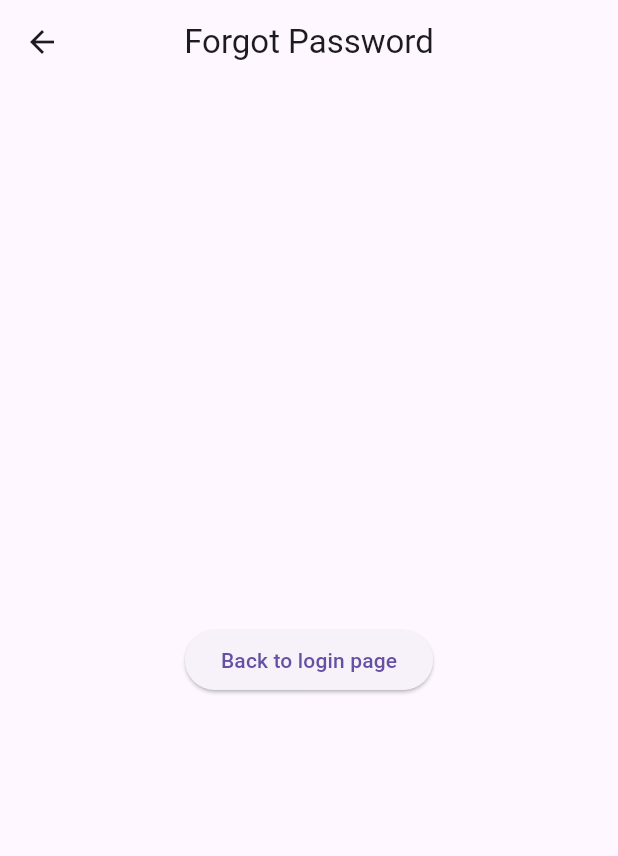
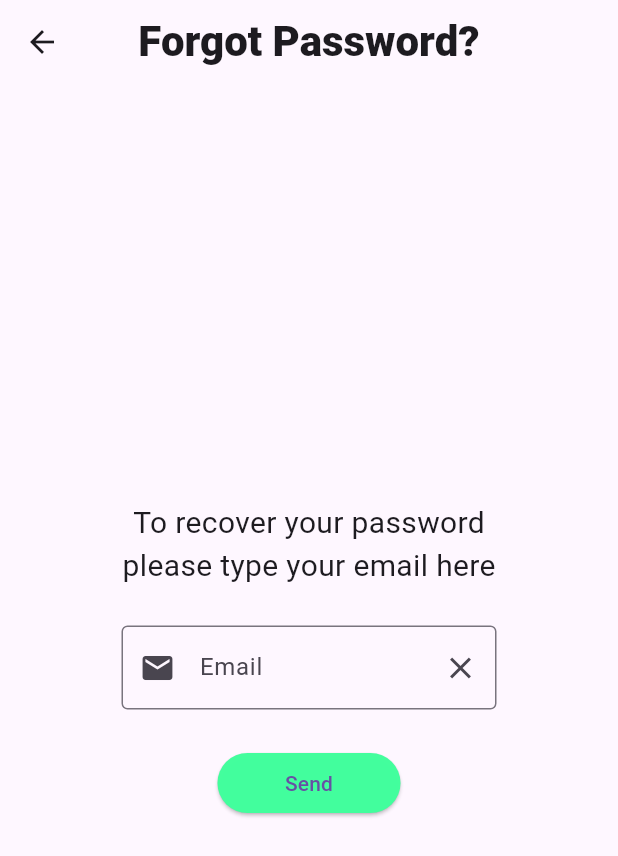
Before and after one commit to ComputacaoMovel2024/tp-c_dingo, a Flutter app: the screen it shows after launch, after a tap on "Forgot your password?", on a phone screen of 412 x 824 dp. Shown: the top 856 px of the screen. Run offline on Flutter 3.47's test engine with Material 3 defaults, Android fonts, the phone set to English and light mode, and no system bars.

Commit message:
Ecrã de recuperação de password adicionado
Algumas mudanças na interface geral, e algumas melhorias no código

```diff
--- a/dingo/lib/login_screen.dart
+++ b/dingo/lib/login_screen.dart
@@ -1,8 +1,15 @@
 import 'package:flutter/material.dart';
 import 'password_recovery_screen.dart';
+import 'main_screen_placeholder.dart';
 
 class LoginScreen extends StatelessWidget {
   const LoginScreen({super.key});
+
+  void onLoginTap(context) {
+    Navigator.push(
+      context, MaterialPageRoute(builder: (context) => const MainScreenPlaceholder()),
+    );
+  }
 
   @override
   Widget build(BuildContext context) {
@@ -32,14 +39,62 @@ class LoginScreen extends StatelessWidget {
             const SizedBox(height: 35),
             const Text('Introduce your username', style: TextStyle(fontSize: 20)),
             const SizedBox(height: 5),
-            const CustomTextField(placeholderText: 'Username', isObscure: false,),
-            const SizedBox(height: 35),
+            const CustomTextField(placeholderText: 'Username', isObscure: false, customPrefixIcon: Icon(Icons.person),),
+            const SizedBox(height: 20),
             const Text('Introduce your password', style: TextStyle(fontSize: 20)),
             const SizedBox(height: 5),
-            const CustomTextField(placeholderText: 'Password', isObscure: true,),
-            const SizedBox(height: 35),
+            const CustomTextField(placeholderText: 'Password', isObscure: true, customPrefixIcon: Icon(Icons.key),),
+            const SizedBox(height: 10),
+            Row(
+              mainAxisAlignment: MainAxisAlignment.center,
+              children: [
+                Container(
+                  width: 120,
+                  height: 60,
+                  margin: const EdgeInsets.all(5),
+                  child: ElevatedButton.icon(
+                    onPressed: () { onLoginTap(context); },
+                    style: ElevatedButton.styleFrom(
+                      backgroundColor: const Color.fromARGB(255, 239, 239, 239),
+                      padding: const EdgeInsets.all(0),
+                      shape: const RoundedRectangleBorder(
+                        borderRadius: BorderRadius.zero
+                      ),
+                    ),
+                    icon: Image.asset('lib/assets/google_icon.png'),
+                    label: const Text(
+                      'Login with Google',
+                      textAlign: TextAlign.center,
+                      style: TextStyle(fontSize: 14),
+                    ),
+                  ),
+                ),
+                Container(
+                  width: 120,
+                  height: 60,
+                  margin: const EdgeInsets.all(5),
+                  child: ElevatedButton.icon(
+                    onPressed: () { onLoginTap(context); },
+                    style: ElevatedButton.styleFrom(
+                      backgroundColor: const Color.fromARGB(255, 203, 230, 254),
+                      padding: const EdgeInsets.all(0),
+                      shape: const RoundedRectangleBorder(
+                        borderRadius: BorderRadius.zero
+                      ),
+                    ),
+                    icon: Image.asset('lib/assets/facebook_icon.png'),
+                    label: const Text(
+                      'Login with Facebook',
+                      textAlign: TextAlign.center,
+                      style: TextStyle(fontSize: 14),
+                    ),
+                  ),
+                ),
+              ],
+            ),
+            const SizedBox(height: 25),
             ElevatedButton(
-              onPressed: () {},
+              onPressed: () { onLoginTap(context); },
               style: ElevatedButton.styleFrom(
                 backgroundColor: const Color.fromARGB(254, 66, 254, 157),
                 padding: const EdgeInsets.fromLTRB(45, 5, 45, 5),
@@ -58,6 +113,7 @@ class LoginScreen extends StatelessWidget {
                 style: TextStyle(
                   fontSize: 12,
                   decoration: TextDecoration.underline,
+                  color: Colors.blue,
                 ),
               )
             ),
@@ -71,11 +127,13 @@ class LoginScreen extends StatelessWidget {
 class CustomTextField extends StatefulWidget {
   final String placeholderText;
   final bool isObscure;
+  final Icon customPrefixIcon;
 
   const CustomTextField({
     super.key,
     required this.placeholderText,
     required this.isObscure,
+    required this.customPrefixIcon,
   });
 
   @override
@@ -106,9 +164,7 @@ class _CustomTextFieldState extends State<CustomTextField> {
         autocorrect: false,
         obscureText: widget.isObscure,
         decoration: InputDecoration(
-          prefixIcon: !widget.isObscure
-              ? const Icon(Icons.person)
-              : const Icon(Icons.key),
+          prefixIcon: widget.customPrefixIcon,
           suffixIcon: IconButton(
             icon: const Icon(Icons.clear),
             onPressed: () {
--- a/dingo/lib/password_recovery_screen.dart
+++ b/dingo/lib/password_recovery_screen.dart
@@ -1,21 +1,71 @@
 import 'package:flutter/material.dart';
+import 'login_screen.dart';
 
-class PasswordRecoveryPage extends StatelessWidget {
+class PasswordRecoveryPage extends StatefulWidget {
   const PasswordRecoveryPage({super.key});
+
+  @override
+  State<PasswordRecoveryPage> createState() => _PasswordRecoveryPageState();
+}
+
+class _PasswordRecoveryPageState extends State<PasswordRecoveryPage> {
+  bool _showCustomText = false;
+
+  void _addCustomText() {
+    setState(() {
+      _showCustomText = true;
+    });
+  }
+
+  @override
+  void dispose() {
+    _showCustomText = false;
+    super.dispose();
+  }
 
   @override
   Widget build(BuildContext context) {
     return Scaffold(
       appBar: AppBar(
-        title: const Text('Forgot Password'),
+        title: const Text(
+          'Forgot Password?',
+          style: TextStyle(
+            fontSize: 28,
+            fontWeight: FontWeight.w900,
+          ),
+          ),
         centerTitle: true,
       ),
       body: Center(
-        child: ElevatedButton(
-          child: const Text('Back to login page'),
-          onPressed: () {
-            Navigator.pop(context);
-          },
+        child: Column(
+          mainAxisAlignment: MainAxisAlignment.center,
+          mainAxisSize: MainAxisSize.min,
+          children: <Widget>[
+            const Text(
+              'To recover your password',
+              style: TextStyle(fontSize: 20),
+            ),
+            const Text(
+              'please type your email here',
+              style: TextStyle(fontSize: 20),
+            ),
+            const SizedBox(height: 25),
+            const CustomTextField(placeholderText: 'Email', isObscure: false, customPrefixIcon: Icon(Icons.email),),
+            const SizedBox(height: 25),
+            ElevatedButton(
+              onPressed: _addCustomText,
+              style: ElevatedButton.styleFrom(
+                backgroundColor: const Color.fromARGB(254, 66, 254, 157),
+                padding: const EdgeInsets.fromLTRB(45, 5, 45, 5),
+              ),
+              child: const Text('Send'),
+            ),
+            if (_showCustomText)
+              const Text(
+                'An email has been sent',
+                style: TextStyle(fontSize: 16),
+              ),
+          ],
         ),
       ),
     );
--- a/dingo/pubspec.yaml
+++ b/dingo/pubspec.yaml
@@ -1,4 +1,4 @@
-name: projeto
+name: dingo
 description: "A new Flutter project."
 publish_to: 'none'
 version: 0.1.0
@@ -17,3 +17,5 @@ dev_dependencies:
 
 flutter:
   uses-material-design: true
+  assets:
+    - lib/assets/
```
Also changed, not shown: dingo/lib/main_screen_placeholder.dart (added, +21 -0 lines), dingo/lib/assets/facebook_icon.png (added), dingo/lib/assets/google_icon.png (added), 16 other files.
